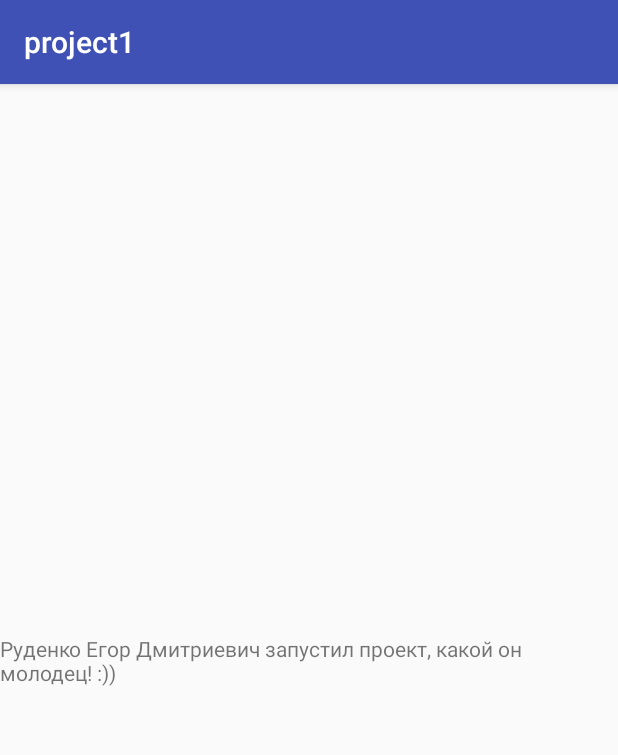
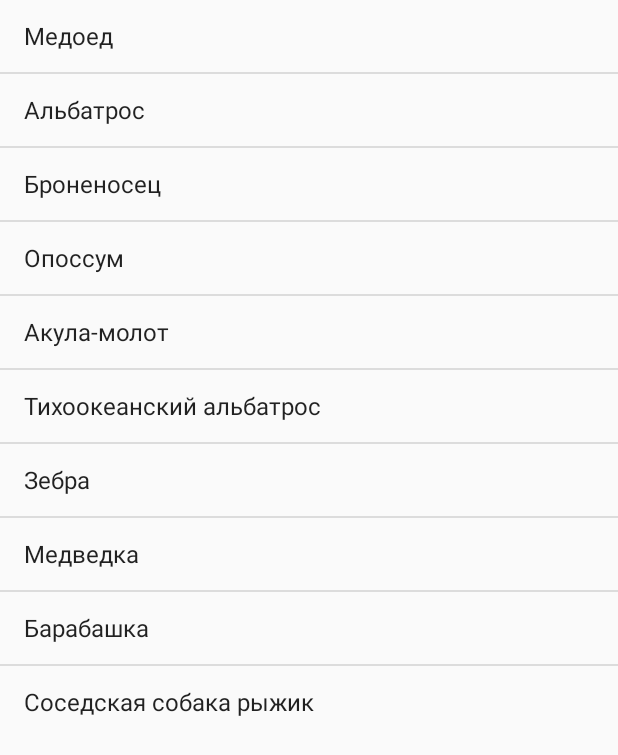
Before and after one commit to yarplux/Android_newsReader, an Android app: the screen it shows after launch (MainActivity), on a phone screen of 412 x 824 dp. Shown: the top 755 px of the screen. Run offline under Robolectric (Android 15) with nearby library versions, the phone set to English and light mode, and no system bars.

```diff
--- a/app/src/main/java/com/shifu/user/project1/MainActivity.java
+++ b/app/src/main/java/com/shifu/user/project1/MainActivity.java
@@ -1,14 +1,27 @@
 package com.shifu.user.project1;
 
-import android.support.v7.app.AppCompatActivity;
+import android.app.Activity;
+import android.app.FragmentManager;
+import android.app.FragmentTransaction;
 import android.os.Bundle;
 
-public class MainActivity extends AppCompatActivity {
+public class MainActivity extends Activity {
 
     @Override
     protected void onCreate(Bundle savedInstanceState) {
         setTheme(R.style.AppTheme);
         super.onCreate(savedInstanceState);
         setContentView(R.layout.activity_main);
+
+        // экземпляр FragmentTransaction
+        FragmentManager fragmentManager = getFragmentManager();
+        FragmentTransaction fragmentTransaction = fragmentManager
+                .beginTransaction();
+
+        // фрагмент
+        list frag1 = new list();
+        fragmentTransaction.add(R.id.container, frag1);
+        fragmentTransaction.commit();
+
     }
 }
--- a/app/src/main/java/com/shifu/user/project1/list.java
+++ b/app/src/main/java/com/shifu/user/project1/list.java
@@ -1,29 +1,41 @@
 package com.shifu.user.project1;
 
 
+import android.app.ListFragment;
 import android.os.Bundle;
-import android.support.v4.app.Fragment;
-import android.view.LayoutInflater;
 import android.view.View;
-import android.view.ViewGroup;
+import android.widget.ArrayAdapter;
+import android.widget.ListAdapter;
+import android.widget.ListView;
+import android.app.FragmentTransaction;
 
 
-/**
- * A simple {@link Fragment} subclass.
- */
-public class list extends Fragment {
 
+public class list extends ListFragment {
 
-    public list() {
-        // Required empty public constructor
+    NewFragment frag2;
+    FragmentTransaction fTrans;
+
+    @Override
+    public void onActivityCreated(Bundle savedInstanceState) {
+        super.onActivityCreated(savedInstanceState);
+        String[] animals = getResources().getStringArray(R.array.animals);
+        ListAdapter adapter = new ArrayAdapter<>(getActivity(),
+                android.R.layout.simple_list_item_1, animals);
+        setListAdapter(adapter);
+
+        frag2 = new NewFragment();
+
+    }
+
+    @Override
+    public void onListItemClick(ListView l, View v, int position, long id) {
+        super.onListItemClick(l, v, position, id);
+        fTrans = getFragmentManager().beginTransaction();
+        fTrans.replace(R.id.container, frag2);
+        fTrans.addToBackStack(null);
+        fTrans.commit();
     }
 
 
-    @Override
-    public View onCreateView(LayoutInflater inflater, ViewGroup container,
-                             Bundle savedInstanceState) {
-        // Inflate the layout for this fragment
-        return inflater.inflate(R.layout.fragment_list, container, false);
-    }
-
 }
--- a/app/src/main/res/layout/activity_main.xml
+++ b/app/src/main/res/layout/activity_main.xml
@@ -1,18 +1,14 @@
 <?xml version="1.0" encoding="utf-8"?>
 <android.support.constraint.ConstraintLayout xmlns:android="http://schemas.android.com/apk/res/android"
-    xmlns:app="http://schemas.android.com/apk/res-auto"
     xmlns:tools="http://schemas.android.com/tools"
     android:layout_width="match_parent"
     android:layout_height="match_parent"
     tools:context=".MainActivity">
 
-    <TextView
-        android:layout_width="wrap_content"
-        android:layout_height="wrap_content"
-        android:text="@string/greetings"
-        app:layout_constraintBottom_toBottomOf="parent"
-        app:layout_constraintLeft_toLeftOf="parent"
-        app:layout_constraintRight_toRightOf="parent"
-        app:layout_constraintTop_toTopOf="parent" />
+    <FrameLayout
+        android:id="@+id/container"
+        android:layout_width="match_parent"
+        android:layout_height="wrap_content">
+    </FrameLayout>
 
 </android.support.constraint.ConstraintLayout>
--- a/app/src/main/res/values/array.xml
+++ b/app/src/main/res/values/array.xml
@@ -1,3 +1,15 @@
 <?xml version="1.0" encoding="utf-8"?>
 <resources>
+    <string-array name="animals">
+        <item>Медоед</item>
+        <item>Альбатрос</item>
+        <item>Броненосец</item>
+        <item>Опоссум</item>
+        <item>Акула-молот</item>
+        <item>Тихоокеанский альбатрос</item>
+        <item>Зебра</item>
+        <item>Медведка</item>
+        <item>Барабашка</item>
+        <item>Соседская собака рыжик</item>
+    </string-array>
 </resources>
--- a/app/src/main/res/values/strings.xml
+++ b/app/src/main/res/values/strings.xml
@@ -1,4 +1,5 @@
 <resources>
     <string name="app_name">project1</string>
     <string name="greetings">Руденко Егор Дмитриевич запустил проект, какой он молодец! :))</string>
+    <string name="back">Назад</string>
 </resources>
```
Also changed, not shown: app/build.gradle (+6 -2 lines), app/src/main/java/com/shifu/user/project1/NewFragment.java (+19 -93 lines), app/src/main/res/layout/fragment_list.xml (+4 -4 lines), app/src/main/res/layout/fragment_new.xml (+7 -6 lines).
